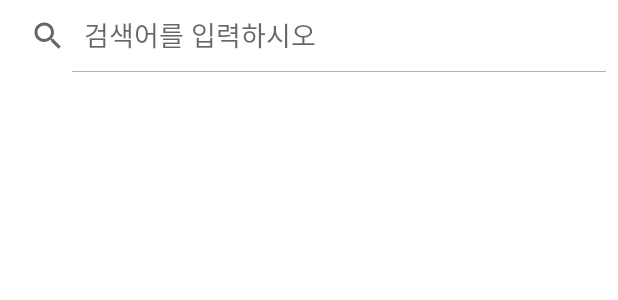
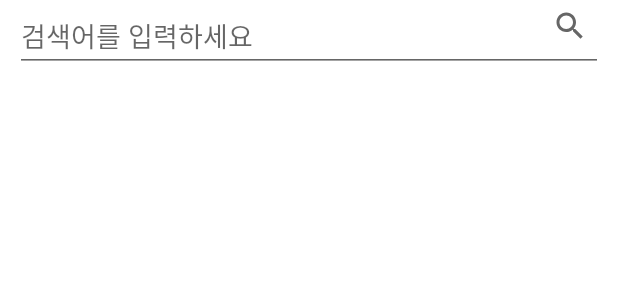
Before and after one commit to teamcadi/project-android-careapp, an Android app: the layout activity_search.xml on its own in the app's theme, with its tools: preview values and no code run, on a phone screen of 412 x 824 dp. Shown: the top 300 px of the screen. Run offline under Robolectric (Android 15) with nearby library versions, the phone set to English and light mode, and no system bars.

Commit message:
Update: SearchActivity, RecentSearchFragment 수정

```diff
--- /dev/null
+++ b/app/src/main/res/drawable/ic_baseline_search_24.xml
@@ -0,0 +1,10 @@
+<vector xmlns:android="http://schemas.android.com/apk/res/android"
+    android:width="24dp"
+    android:height="24dp"
+    android:viewportWidth="24"
+    android:viewportHeight="24"
+    android:tint="?attr/colorControlNormal">
+  <path
+      android:fillColor="@android:color/white"
+      android:pathData="M15.5,14h-0.79l-0.28,-0.27C15.41,12.59 16,11.11 16,9.5 16,5.91 13.09,3 9.5,3S3,5.91 3,9.5 5.91,16 9.5,16c1.61,0 3.09,-0.59 4.23,-1.57l0.27,0.28v0.79l5,4.99L20.49,19l-4.99,-5zM9.5,14C7.01,14 5,11.99 5,9.5S7.01,5 9.5,5 14,7.01 14,9.5 11.99,14 9.5,14z"/>
+</vector>
--- a/app/src/main/res/layout/activity_search.xml
+++ b/app/src/main/res/layout/activity_search.xml
@@ -3,15 +3,27 @@
     xmlns:app="http://schemas.android.com/apk/res-auto"
     xmlns:tools="http://schemas.android.com/tools"
     android:layout_width="match_parent"
-    android:layout_height="match_parent">
+    android:layout_height="match_parent"
+    android:focusable="true"
+    android:focusableInTouchMode="true">
 
-    <androidx.appcompat.widget.SearchView
-        android:id="@+id/searchView"
+    <EditText
+        android:id="@+id/et_search"
         android:layout_width="match_parent"
         android:layout_height="wrap_content"
-        app:queryHint="검색어를 입력하시오"
-        app:iconifiedByDefault="false"
-        android:focusable="false"/>
+        android:layout_marginStart="10dp"
+        android:layout_marginEnd="10dp"
+        android:hint="검색어를 입력하세요"
+        android:imeOptions="actionSearch"
+        android:inputType="text" />
+
+    <ImageView
+        android:layout_width="wrap_content"
+        android:layout_height="wrap_content"
+        android:layout_marginTop="5dp"
+        android:layout_alignParentRight="true"
+        android:layout_marginRight="20dp"
+        app:srcCompat="@drawable/ic_baseline_search_24"/>
 
     <FrameLayout
         android:id="@+id/frame_layout"
--- a/app/src/main/res/layout/fragment_search_detail.xml
+++ b/app/src/main/res/layout/fragment_search_detail.xml
@@ -5,6 +5,11 @@
     android:layout_height="match_parent"
     tools:context=".SearchDetailFragment">
 
+    <TextView
+        android:layout_width="match_parent"
+        android:layout_height="match_parent"
+        android:text="detail fragment 입니다"/>
+
     <androidx.recyclerview.widget.RecyclerView
         android:id="@+id/recyclerView"
         android:layout_width="match_parent"
```
Also changed, not shown: app/src/main/java/kr/teamcadi/myapa/RecentSearchFragment.java (+59 -4 lines), app/src/main/java/kr/teamcadi/myapa/SearchActivity.java (+41 -15 lines).
